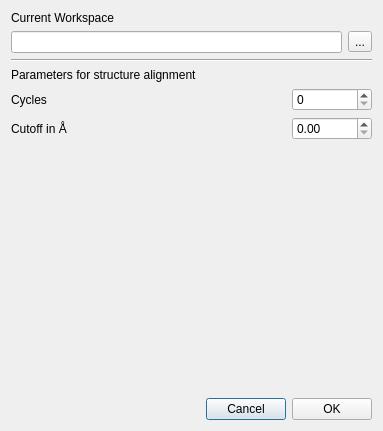
The window that pyssa/gui/ui/forms/dlgSettingsGlobal.ui (urban233/PySSA) describes before a commit, drawn with Qt 5.
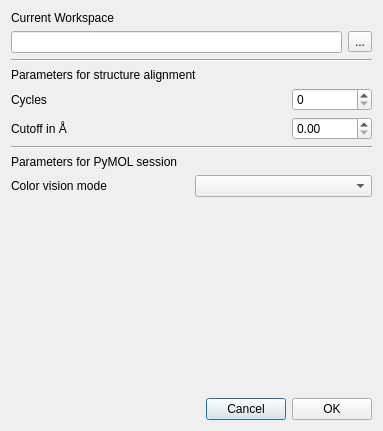
The same window after the commit.

Commit message: feat: add color vision mode to pyssa

Diff of the .ui file:
```diff
--- a/pyssa/gui/ui/forms/dlgSettingsGlobal.ui
+++ b/pyssa/gui/ui/forms/dlgSettingsGlobal.ui
@@ -99,6 +99,38 @@
      </item>
     </layout>
    </item>
+   <item>
+    <layout class="QVBoxLayout" name="verticalLayout">
+     <item>
+      <widget class="Line" name="line_2">
+       <property name="orientation">
+        <enum>Qt::Horizontal</enum>
+       </property>
+      </widget>
+     </item>
+     <item>
+      <widget class="QLabel" name="label">
+       <property name="text">
+        <string>Parameters for PyMOL session</string>
+       </property>
+      </widget>
+     </item>
+    </layout>
+   </item>
+   <item>
+    <layout class="QHBoxLayout" name="horizontalLayout">
+     <item>
+      <widget class="QLabel" name="lbl_color_vision_mode">
+       <property name="text">
+        <string>Color vision mode</string>
+       </property>
+      </widget>
+     </item>
+     <item>
+      <widget class="QComboBox" name="cb_color_vision_mode"/>
+     </item>
+    </layout>
+   </item>
    <item>
     <spacer name="verticalSpacer">
      <property name="orientation">
```
The commit also changes 8 other files.
